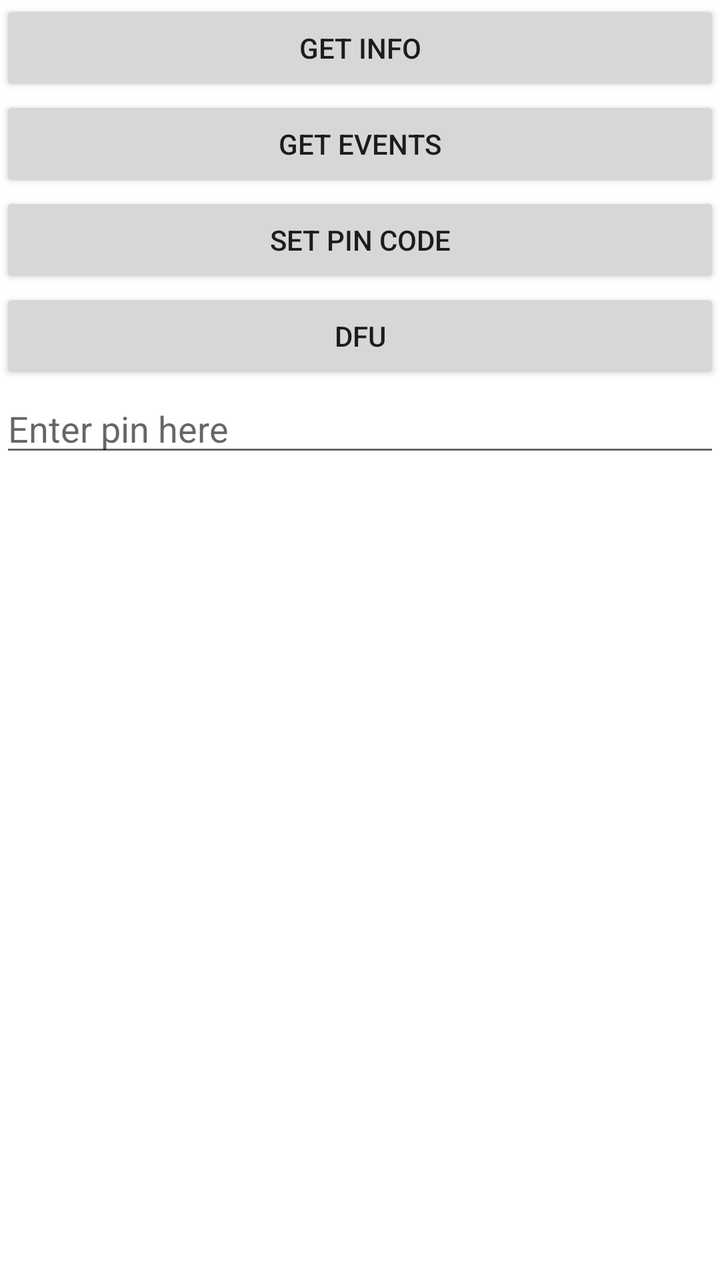
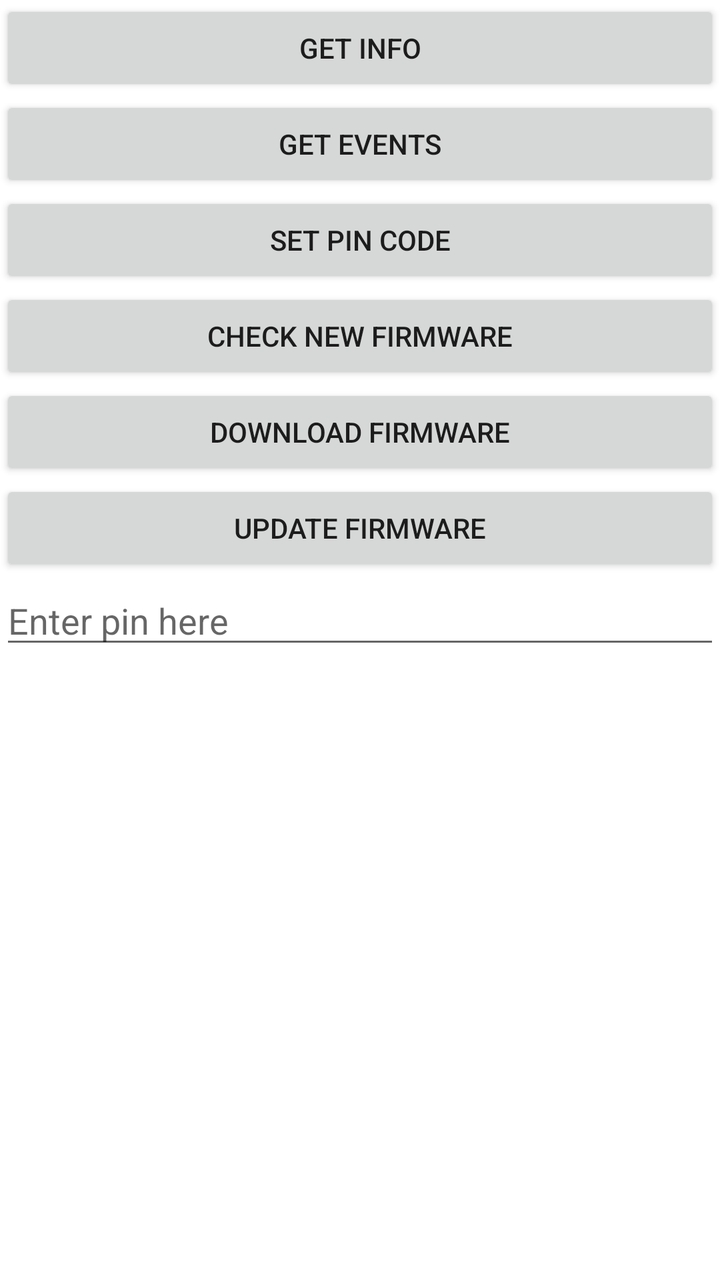

Two renders of the same Android screen: before a commit and after it. Below are the layout's source before the change and the commit's diff.
<!-- AndroidManifest.xml: another module's application theme AppTheme -->
<!-- res/layout/fragment_bluetooth.xml -->
<?xml version="1.0" encoding="utf-8"?>
<LinearLayout xmlns:android="http://schemas.android.com/apk/res/android"
    android:layout_width="match_parent"
    android:layout_height="match_parent"
    android:keepScreenOn="true"
    android:orientation="vertical">

    <Button
        android:id="@+id/getInfoButtonView"
        android:layout_width="match_parent"
        android:layout_height="wrap_content"
        android:text="Get Info" />

    <Button
        android:id="@+id/getEventsButtonView"
        android:layout_width="match_parent"
        android:layout_height="wrap_content"
        android:text="Get events" />

    <Button
        android:id="@+id/setPinButtonView"
        android:layout_width="match_parent"
        android:layout_height="wrap_content"
        android:text="Set pin code" />

    <Button
        android:id="@+id/dfuButtonView"
        android:layout_width="match_parent"
        android:layout_height="wrap_content"
        android:text="DFU" />

    <android.support.v7.widget.AppCompatEditText
        android:id="@+id/commandInputView"
        android:layout_width="match_parent"
        android:layout_height="wrap_content"
        android:hint="Enter pin here" />

    <android.support.v7.widget.AppCompatTextView
        android:id="@+id/logView"
        android:layout_width="match_parent"
        android:layout_height="0dp"
        android:layout_weight="1"
        android:scrollbars="vertical" />

    <android.support.v7.widget.RecyclerView
        android:id="@+id/itemsView"
        android:layout_width="match_parent"
        android:layout_height="0dp"
        android:layout_weight="1" />

</LinearLayout>
<!-- resources referenced by this layout -->
<resources>
  <style name="AppTheme" parent="Theme.AppCompat.Light.NoActionBar">
          <item name="colorPrimary">@color/colorPrimary</item>
          <item name="colorPrimaryDark">@color/colorPrimaryDark</item>
          <item name="colorAccent">@color/colorAccent</item>
          <item name="android:windowBackground">@color/color_window_background</item>
          <item name="bottomSheetDialogTheme">@style/BottomSheetTransparentStyle</item>
          <item name="actionMenuTextAppearance">@style/New.Button3.White</item>
          <item name="actionMenuTextColor">@color/white</item>
      </style>
  <color name="colorPrimary">@color/white</color>
  <color name="colorPrimaryDark">#f3f2f2</color>
  <color name="colorAccent">@color/shade_g_green_a</color>
  <color name="color_window_background">@color/white</color>
  <style name="BottomSheetTransparentStyle" parent="Theme.Design.BottomSheetDialog">
          <item name="android:windowAnimationStyle">@null</item>
          <item name="android:colorBackground">@android:color/transparent</item>
          <item name="android:backgroundDimEnabled">false</item>
      </style>
  <style name="New.Button3.White">
          <item name="android:textColor">@color/white</item>
      </style>
  <color name="white">#ffffff</color>
  <color name="shade_g_green_a">#3ec9a8</color>
</resources>

<!-- the commit's change to res/layout/fragment_bluetooth.xml (unified diff, before → after) -->
@@ -24,10 +24,22 @@
         android:text="Set pin code" />
 
     <Button
-        android:id="@+id/dfuButtonView"
+        android:id="@+id/checkFirmwareButtonView"
         android:layout_width="match_parent"
         android:layout_height="wrap_content"
-        android:text="DFU" />
+        android:text="Check new firmware" />
+
+    <Button
+        android:id="@+id/downloadFirmwareButtonView"
+        android:layout_width="match_parent"
+        android:layout_height="wrap_content"
+        android:text="Download firmware" />
+
+    <Button
+        android:id="@+id/updateFirmwareButtonView"
+        android:layout_width="match_parent"
+        android:layout_height="wrap_content"
+        android:text="Update firmware" />
 
     <android.support.v7.widget.AppCompatEditText
         android:id="@+id/commandInputView"
